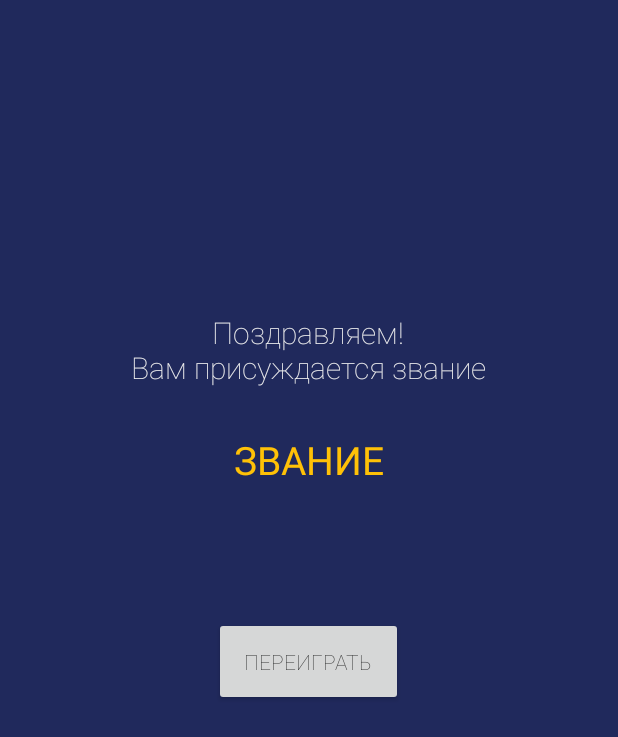
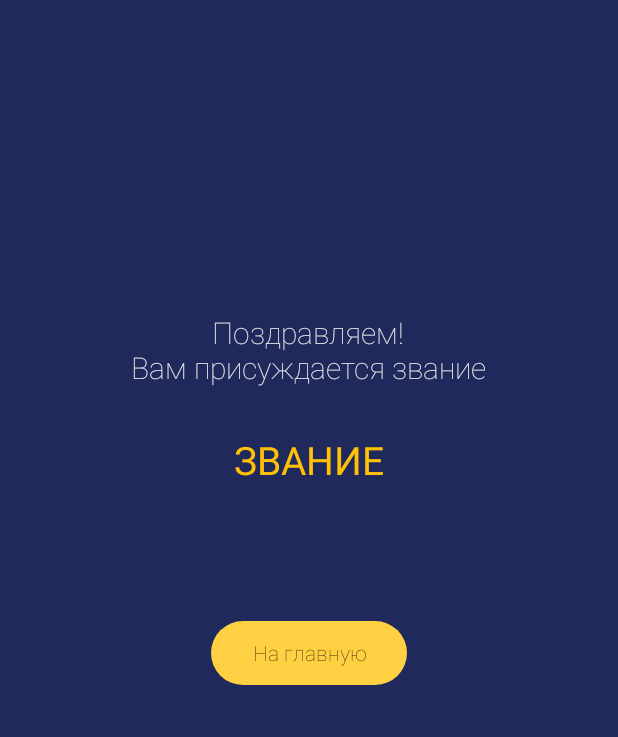
Before and after one commit to poetofcode/MovieQuizApp, an Android app: the layout fragment_score.xml on its own in the app's theme, with its tools: preview values and no code run, on a phone screen of 412 x 824 dp. Shown: the top 737 px of the screen. Run offline under Robolectric (Android 15) with nearby library versions, the phone set to English and light mode, and no system bars.

Commit message:
Style improvements

```diff
--- a/app/src/main/res/layout/fragment_score.xml
+++ b/app/src/main/res/layout/fragment_score.xml
@@ -64,12 +64,18 @@
                 android:id="@+id/restartButton"
                 android:layout_width="wrap_content"
                 android:layout_height="wrap_content"
-                android:text="Переиграть"
+                android:text="@string/backToHomeButton"
+                android:background="@drawable/variant_bg"
+                android:textAllCaps="false"
+                android:textStyle="normal"
+                android:textSize="@dimen/fontSmall"
                 android:layout_gravity="center"
                 android:layout_marginTop="30dp"
-                android:padding="20dp"
+                android:paddingStart="30dp"
+                android:paddingEnd="30dp"
+                android:paddingTop="10dp"
+                android:paddingBottom="10dp"
                 android:onClick="@{restartHandler::onClick}"/>
-
 
         </LinearLayout>
 
--- a/app/src/main/res/values/strings.xml
+++ b/app/src/main/res/values/strings.xml
@@ -4,4 +4,5 @@
     <string name="startButton">Погнали!</string>
     <string name="descrStartGame">Начать игру</string>
     <string name="subtitle">Угадайте ужастик по кадру</string>
+    <string name="backToHomeButton">На главную</string>
 </resources>
```
Also changed, not shown: app/src/main/res/layout/fragment_game.xml (+2 -11 lines).
